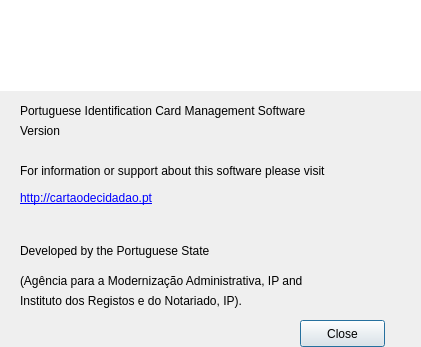
Above: pteid-mw-pt/_src/eidmw/eidgui/dlgAbout.ui from amagovpt/autenticacao.gov before the change. Below: the same form after it.
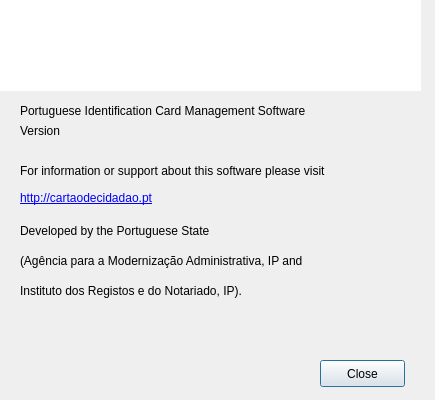
That is the form after the change. Icons and pictures are not drawn.

Commit message: Change QREN logo to png not requiring jpeg image plugin

```diff
--- a/pteid-mw-pt/_src/eidmw/eidgui/dlgAbout.ui
+++ b/pteid-mw-pt/_src/eidmw/eidgui/dlgAbout.ui
@@ -9,8 +9,8 @@
    <rect>
     <x>0</x>
     <y>0</y>
-    <width>421</width>
-    <height>347</height>
+    <width>435</width>
+    <height>400</height>
    </rect>
   </property>
   <property name="sizePolicy">
@@ -37,8 +37,8 @@
   <widget class="QPushButton" name="btnOK">
    <property name="geometry">
     <rect>
-     <x>300</x>
-     <y>320</y>
+     <x>320</x>
+     <y>360</y>
      <width>85</width>
      <height>27</height>
     </rect>
@@ -162,7 +162,7 @@
    <property name="geometry">
     <rect>
      <x>20</x>
-     <y>240</y>
+     <y>220</y>
      <width>371</width>
      <height>22</height>
     </rect>
@@ -188,7 +188,7 @@
    <property name="geometry">
     <rect>
      <x>20</x>
-     <y>270</y>
+     <y>250</y>
      <width>381</width>
      <height>22</height>
     </rect>
@@ -201,7 +201,7 @@
    <property name="geometry">
     <rect>
      <x>20</x>
-     <y>290</y>
+     <y>280</y>
      <width>371</width>
      <height>22</height>
     </rect>
@@ -223,6 +223,22 @@
     <string/>
    </property>
   </widget>
+  <widget class="QLabel" name="label_qren">
+   <property name="geometry">
+    <rect>
+     <x>30</x>
+     <y>320</y>
+     <width>341</width>
+     <height>31</height>
+    </rect>
+   </property>
+    <property name="pixmap">
+     <pixmap resource="eidgui.qrc">:/images/Images/logo_cor400.png</pixmap>
+    </property>
+   <property name="text">
+    <string/>
+   </property>
+  </widget>
  </widget>
  <resources>
   <include location="eidgui.qrc"/>
```
The commit also changes 3 other files.
